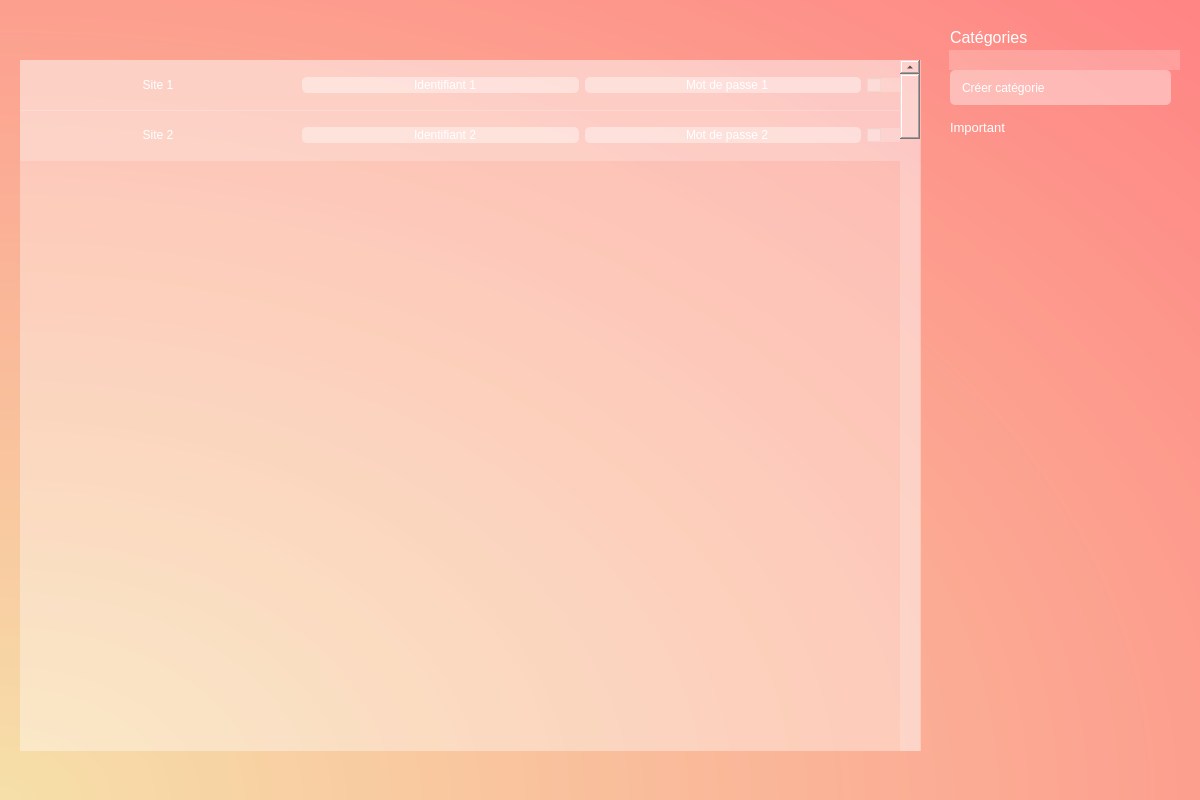
This is Interface_graphique/PyQt/UI/fenetreGestion.ui in MindPass/Code as Qt 5 draws it before an edit. The edited form follows.
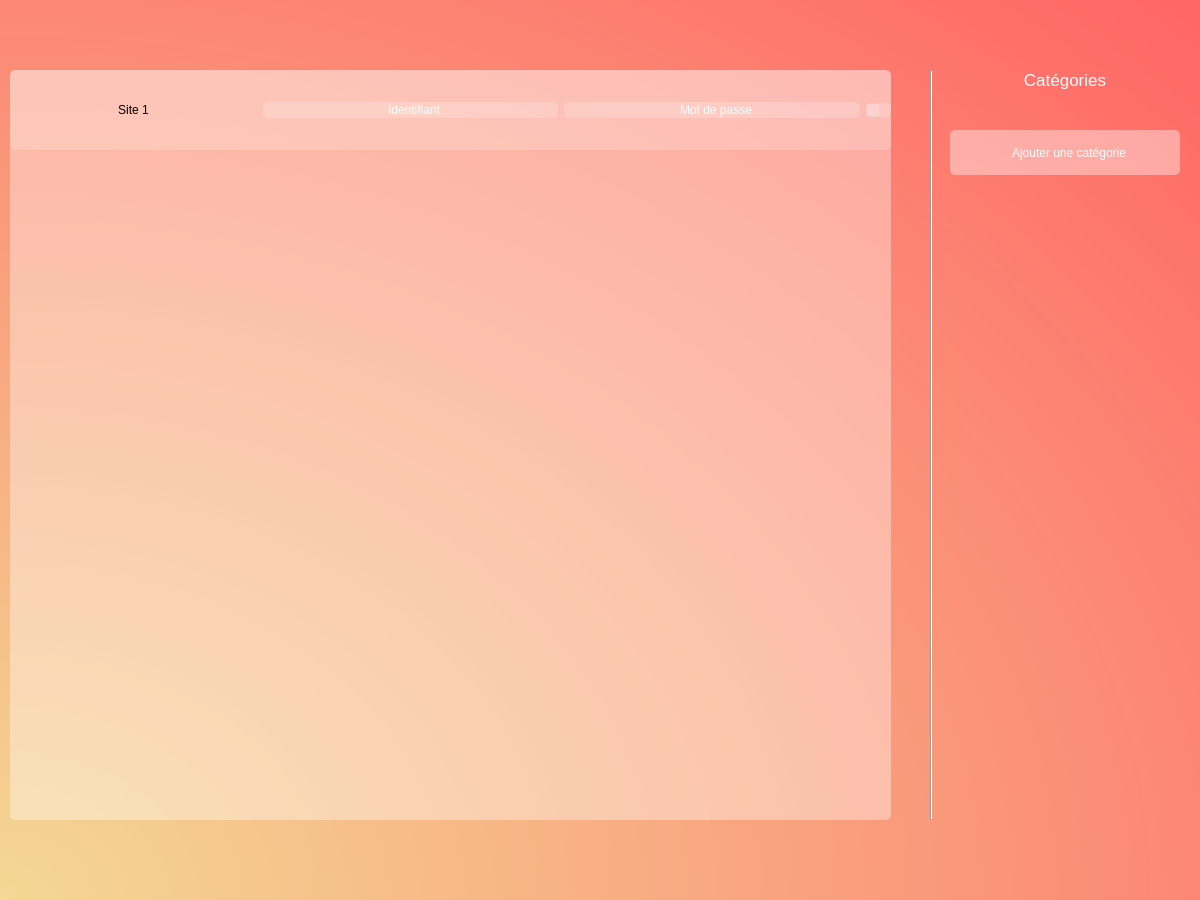
This is the edited form.

Commit message: Refonte propre fenêtre Gestion

Diff of the .ui file:
```diff
--- a/Interface_graphique/PyQt/UI/fenetreGestion.ui
+++ b/Interface_graphique/PyQt/UI/fenetreGestion.ui
@@ -1,188 +1,83 @@
 <?xml version="1.0" encoding="UTF-8"?>
 <ui version="4.0">
- <class>fenetreGestion</class>
- <widget class="QMainWindow" name="fenetreGestion">
+ <class>MainWindow</class>
+ <widget class="QMainWindow" name="MainWindow">
   <property name="geometry">
    <rect>
     <x>0</x>
     <y>0</y>
     <width>1200</width>
-    <height>800</height>
+    <height>900</height>
    </rect>
   </property>
   <property name="windowTitle">
-   <string>Page de Gestion - MindPass</string>
+   <string>MainWindow</string>
   </property>
   <property name="styleSheet">
-   <string notr="true">QWidget {
-border: none;
-background: rgba(255,255,255,50);
+   <string notr="true">QMainWindow {
+	background: qradialgradient(spread:pad, cx:0, cy:1, radius:1.406, fx:0, fy:1, stop:0 rgba(244, 216, 148, 255), stop:1 rgba(255, 102, 102, 255));
 }
 
-QMainWindow {
-background: qradialgradient(spread:pad, cx:0, cy:1, radius:1.406, fx:0, fy:1, stop:0 rgba(244, 216, 148, 255), stop:1 rgba(255, 102, 102, 255));
-}
-
-QLineEdit {
-	background: rgba(255,255,255,100);
-	border: none;
-	border-radius: 5px;
+#catTitle {
 	color: white;
-	padding-left: 10px;
 }
 
-QLabel {
-background: none;
-color: white;
+QLineEdit {
+    background: rgba(255,255,255,100);
+    border: none;
+    border-radius: 5px;
+    color: white;
+    padding-left: 10px;
 }
-
-Line {
-background: none;
-border: 1px solid bottom;
-}
-
-#label_3 {
-color: white;
-}
-
-
-siteLayout_3 {
-background: rgba(255,255,255,25);
-}</string>
+</string>
   </property>
   <widget class="QWidget" name="centralwidget">
-   <widget class="QLabel" name="label_3">
-    <property name="geometry">
-     <rect>
-      <x>950</x>
-      <y>20</y>
-      <width>211</width>
-      <height>35</height>
-     </rect>
-    </property>
-    <property name="font">
-     <font>
-      <pointsize>12</pointsize>
-     </font>
-    </property>
-    <property name="text">
-     <string>Catégories</string>
-    </property>
-   </widget>
-   <widget class="Line" name="line">
-    <property name="geometry">
-     <rect>
-      <x>949</x>
-      <y>50</y>
-      <width>231</width>
-      <height>20</height>
-     </rect>
-    </property>
-    <property name="orientation">
-     <enum>Qt::Horizontal</enum>
-    </property>
-   </widget>
-   <widget class="QLineEdit" name="lineEdit">
-    <property name="geometry">
-     <rect>
-      <x>950</x>
-      <y>70</y>
-      <width>221</width>
-      <height>35</height>
-     </rect>
-    </property>
-    <property name="text">
-     <string>Créer catégorie</string>
-    </property>
-    <property name="alignment">
-     <set>Qt::AlignLeading|Qt::AlignLeft|Qt::AlignVCenter</set>
-    </property>
-   </widget>
-   <widget class="QLabel" name="categorie1">
-    <property name="geometry">
-     <rect>
-      <x>950</x>
-      <y>110</y>
-      <width>191</width>
-      <height>35</height>
-     </rect>
-    </property>
-    <property name="font">
-     <font>
-      <pointsize>10</pointsize>
-      <weight>50</weight>
-      <bold>false</bold>
-     </font>
-    </property>
-    <property name="styleSheet">
-     <string notr="true">categorie1{
-rgb(0, 0, 127);
-}</string>
-    </property>
-    <property name="text">
-     <string>Important</string>
-    </property>
-   </widget>
    <widget class="QScrollArea" name="scrollArea">
     <property name="geometry">
      <rect>
-      <x>20</x>
-      <y>60</y>
-      <width>901</width>
-      <height>691</height>
+      <x>10</x>
+      <y>70</y>
+      <width>881</width>
+      <height>750</height>
      </rect>
     </property>
-    <property name="sizePolicy">
-     <sizepolicy hsizetype="Expanding" vsizetype="Expanding">
-      <horstretch>0</horstretch>
-      <verstretch>0</verstretch>
-     </sizepolicy>
+    <property name="styleSheet">
+     <string notr="true">QWidget {
+    border: none;
+    border-radius: 5px;
+	background: rgba(255,255,255,50);
+}
+
+QLabel {
+	background-color: transparent;
+	background: transparent;
+}
+</string>
     </property>
     <property name="widgetResizable">
      <bool>true</bool>
     </property>
     <widget class="QWidget" name="scrollAreaWidgetContents">
-     <property name="enabled">
-      <bool>true</bool>
-     </property>
      <property name="geometry">
       <rect>
        <x>0</x>
        <y>0</y>
-       <width>901</width>
-       <height>691</height>
+       <width>881</width>
+       <height>750</height>
       </rect>
      </property>
-     <widget class="QWidget" name="gridLayoutWidget">
+     <widget class="QWidget" name="horizontalLayoutWidget">
       <property name="geometry">
        <rect>
         <x>0</x>
         <y>0</y>
-        <width>880</width>
-        <height>51</height>
+        <width>881</width>
+        <height>80</height>
        </rect>
       </property>
-      <layout class="QGridLayout" name="siteLayout_2" columnstretch="100,100,100,12">
-       <property name="leftMargin">
-        <number>0</number>
-       </property>
-       <item row="0" column="2">
-        <widget class="QLineEdit" name="lineEdit_3">
-         <property name="text">
-          <string>Mot de passe 1</string>
-         </property>
-         <property name="alignment">
-          <set>Qt::AlignCenter</set>
-         </property>
-        </widget>
-       </item>
-       <item row="0" column="0">
-        <widget class="QLabel" name="label_4">
-         <property name="styleSheet">
-          <string notr="true">QGridLayout{
-rgb(90, 93, 255);
-}</string>
-         </property>
+      <layout class="QHBoxLayout" name="horizontalLayout" stretch="100,120,120,10">
+       <item>
+        <widget class="QLabel" name="label">
          <property name="text">
           <string>Site 1</string>
          </property>
@@ -191,114 +86,30 @@
          </property>
         </widget>
        </item>
-       <item row="0" column="1">
+       <item>
         <widget class="QLineEdit" name="lineEdit_2">
-         <property name="inputMask">
-          <string/>
-         </property>
          <property name="text">
-          <string>Identifiant 1</string>
+          <string>Identifiant</string>
          </property>
-         <property name="maxLength">
-          <number>32767</number>
+         <property name="alignment">
+          <set>Qt::AlignCenter</set>
          </property>
+        </widget>
+       </item>
+       <item>
+        <widget class="QLineEdit" name="lineEdit_3">
+         <property name="text">
+          <string>Mot de passe</string>
+         </property>
          <property name="alignment">
           <set>Qt::AlignCenter</set>
          </property>
         </widget>
        </item>
-       <item row="0" column="3">
+       <item>
         <widget class="QCheckBox" name="checkBox">
          <property name="text">
-          <string/>
-         </property>
-         <property name="checkable">
-          <bool>true</bool>
-         </property>
-         <property name="checked">
-          <bool>false</bool>
-         </property>
-        </widget>
-       </item>
-      </layout>
-     </widget>
-     <widget class="QScrollBar" name="verticalScrollBar">
-      <property name="geometry">
-       <rect>
-        <x>880</x>
-        <y>0</y>
-        <width>20</width>
-        <height>741</height>
-       </rect>
-      </property>
-      <property name="orientation">
-       <enum>Qt::Vertical</enum>
-      </property>
-     </widget>
-     <widget class="QWidget" name="gridLayoutWidget_2">
-      <property name="geometry">
-       <rect>
-        <x>0</x>
-        <y>50</y>
-        <width>880</width>
-        <height>51</height>
-       </rect>
-      </property>
-      <layout class="QGridLayout" name="siteLayout_3" columnstretch="100,100,100,12">
-       <property name="leftMargin">
-        <number>0</number>
-       </property>
-       <item row="0" column="2">
-        <widget class="QLineEdit" name="lineEdit_4">
-         <property name="text">
-          <string>Mot de passe 2</string>
-         </property>
-         <property name="alignment">
-          <set>Qt::AlignCenter</set>
-         </property>
-        </widget>
-       </item>
-       <item row="0" column="0">
-        <widget class="QLabel" name="label_5">
-         <property name="styleSheet">
-          <string notr="true">QGridLayout{
-rgb(90, 93, 255);
-}</string>
-         </property>
-         <property name="text">
-          <string>Site 2</string>
-         </property>
-         <property name="alignment">
-          <set>Qt::AlignCenter</set>
-         </property>
-        </widget>
-       </item>
-       <item row="0" column="1">
-        <widget class="QLineEdit" name="lineEdit_5">
-         <property name="inputMask">
-          <string/>
-         </property>
-         <property name="text">
-          <string>Identifiant 2</string>
-         </property>
-         <property name="maxLength">
-          <number>32767</number>
-         </property>
-         <property name="alignment">
-          <set>Qt::AlignCenter</set>
-         </property>
-        </widget>
-       </item>
-       <item row="0" column="3">
-        <widget class="QCheckBox" name="checkBox_2">
-         <property name="text">
-          <string/>
-         </property>
-         <property name="checkable">
-          <bool>true</bool>
-         </property>
-         <property name="checked">
-          <bool>false</bool>
+          <string notr="true"/>
          </property>
         </widget>
        </item>
@@ -306,6 +117,59 @@
      </widget>
     </widget>
    </widget>
+   <widget class="Line" name="line">
+    <property name="geometry">
+     <rect>
+      <x>930</x>
+      <y>70</y>
+      <width>3</width>
+      <height>750</height>
+     </rect>
+    </property>
+    <property name="orientation">
+     <enum>Qt::Vertical</enum>
+    </property>
+   </widget>
+   <widget class="QLabel" name="catTitle">
+    <property name="geometry">
+     <rect>
+      <x>960</x>
+      <y>50</y>
+      <width>210</width>
+      <height>60</height>
+     </rect>
+    </property>
+    <property name="font">
+     <font>
+      <pointsize>13</pointsize>
+     </font>
+    </property>
+    <property name="text">
+     <string>Catégories</string>
+    </property>
+    <property name="alignment">
+     <set>Qt::AlignCenter</set>
+    </property>
+    <property name="indent">
+     <number>0</number>
+    </property>
+   </widget>
+   <widget class="QLineEdit" name="lineEdit">
+    <property name="geometry">
+     <rect>
+      <x>950</x>
+      <y>130</y>
+      <width>230</width>
+      <height>45</height>
+     </rect>
+    </property>
+    <property name="text">
+     <string>Ajouter une catégorie</string>
+    </property>
+    <property name="alignment">
+     <set>Qt::AlignCenter</set>
+    </property>
+   </widget>
   </widget>
   <widget class="QMenuBar" name="menubar">
    <property name="geometry">
```
The commit also changes 6 other files.
